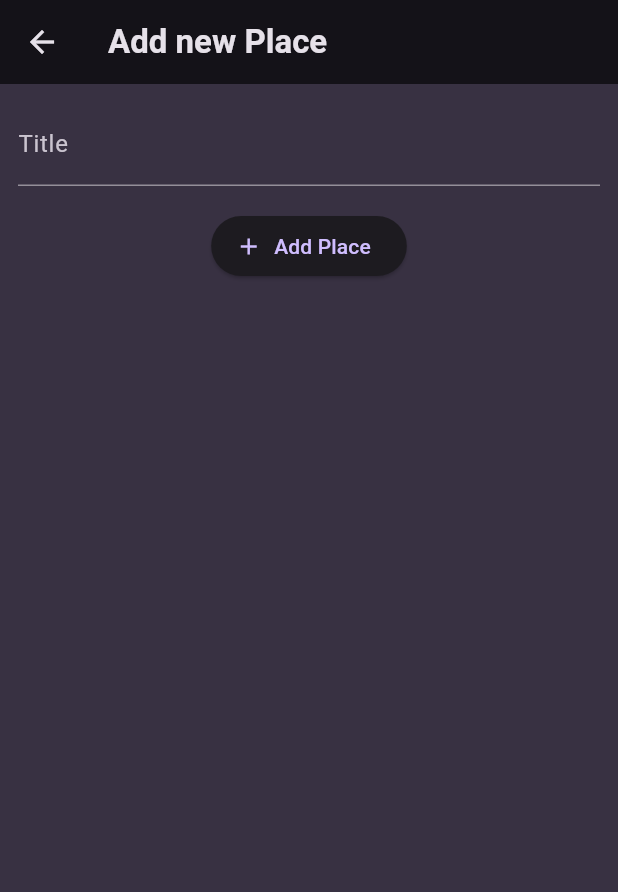
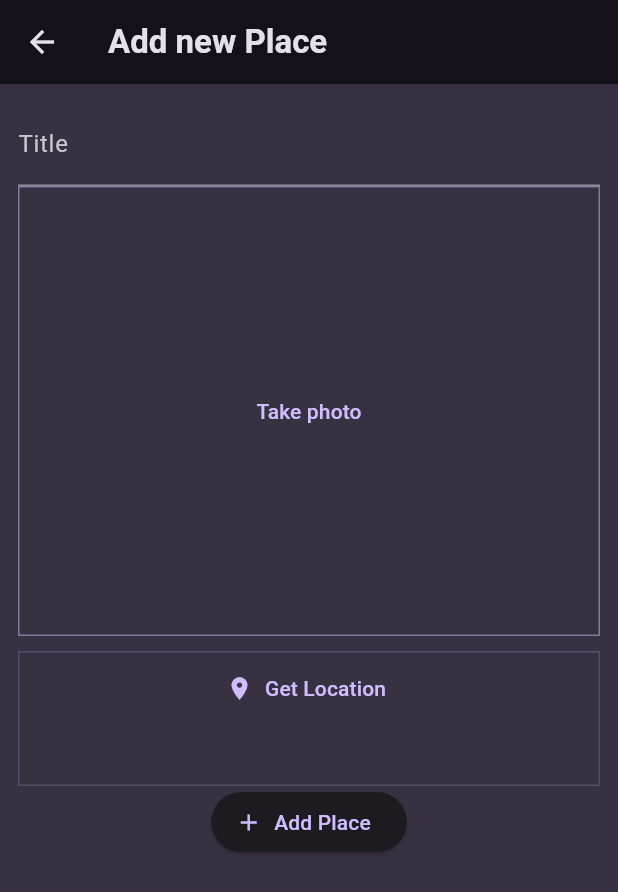
Before and after one commit to Usukhbayar04/Mobile_labs, a Flutter app: the screen it shows after launch, after a tap on the "add" icon, on a phone screen of 412 x 824 dp. Shown: the top 892 px of the screen. Run offline on Flutter 3.47's test engine with Material 3 defaults, Android fonts, the light colour scheme and no system bars; our stand-ins replace flutter_easyloading, google_fonts, image_picker, location, sqflite; accounts and stored records are empty.

Commit message:
lab13_1 take phote desc

```diff
--- a/lib/global_keys.dart
+++ b/lib/global_keys.dart
@@ -1,5 +1,5 @@
 import 'package:flutter/material.dart';
 
-class GlobalKeys{
+class GlobalKeys {
   static final navigatorKey = GlobalKey<NavigatorState>();
 }
--- a/lib/main.dart
+++ b/lib/main.dart
@@ -32,19 +32,18 @@ final theme = ThemeData().copyWith(
 void main() {
   runApp(
     ChangeNotifierProvider(
-      create: (context) => Provider_Place(),
-      child: MyApp()),
+        create: (context) => Provider_Place(), child: const MyApp()),
   );
 }
 
-class Global_provider {
-}
+class Global_provider {}
 
 class MyApp extends StatelessWidget {
   const MyApp({super.key});
 
   @override
   Widget build(BuildContext context) {
+    Provider.of<Provider_Place>(context, listen: false).loadPlaces();
     return MaterialApp(
       title: 'Great Places',
       navigatorKey: GlobalKeys.navigatorKey,
--- a/lib/models/place.dart
+++ b/lib/models/place.dart
@@ -1,8 +1,26 @@
+import 'dart:io';
 import 'package:uuid/uuid.dart';
+
 const puid = Uuid();
+
+class PlaceLocation {
+  PlaceLocation({
+    required this.latitude,
+    required this.longitude,
+  });
+  final double latitude;
+  final double longitude;
+}
+
 class Place {
-
-  Place({required this.title}):id=puid.v4();
+  Place({
+    required this.title,
+    required this.image,
+    required this.location,
+    id,
+  }) : id = id ?? puid.v4();
   final String id;
   final String title;
+  File image;
+  final PlaceLocation location;
 }
--- a/lib/providers/user_places.dart
+++ b/lib/providers/user_places.dart
@@ -1,17 +1,97 @@
+import 'dart:io';
+import 'package:sqflite/sqflite.dart';
 import '../models/place.dart';
 import 'package:flutter/material.dart';
+import 'package:path_provider/path_provider.dart' as syspath;
+import 'package:path/path.dart' as path;
 
-class Provider_Place extends ChangeNotifier{
-// ignore: non_constant_identifier_names
-final List<Place> userPlaces=[];
+class Provider_Place extends ChangeNotifier {
+  List<Place> userPlaces = [];
 
-  addPlace(Place a){
+  Future<Database> _getDataBase() async {
+    final database = await openDatabase(
+      path.join(await getDatabasesPath(), 'use_places.db'),
+      onCreate: (db, version) {
+        return db.execute(
+          'CREATE TABLE places(id INTEGER PRIMARY KEY, title TEXT, image TEXT, lat REAL, lon REAL)',
+        );
+      },
+      version: 1,
+    );
+    return database;
+  }
+
+  void loadPlaces() async {
+    final db = await _getDataBase();
+    final data = await db.query('places');
+    final places = data
+            .map((row) => Place(
+                  id: row['id'] as String,
+                  title: row['title'] as String,
+                  image: File(row['image'] as String),
+                  location: PlaceLocation(
+                    latitude: row['lat'] as double,
+                    longitude: row['lon'] as double,
+                  ),
+                ))
+            .toList(),
+        serPlaces = places;
+    notifyListeners();
+  }
+
+  Future<void> addPlace(Place a) async {
     userPlaces.add(a);
     debugPrint('list size: ${userPlaces.length}');
+    final appDir = await syspath.getApplicationDocumentsDirectory();
+    final fileName = path.basename(a.image.path);
+    print('PATH: $appDir/$fileName');
+    final copiedImage = await a.image.copy('${appDir.path}/$fileName');
+
+    final database = await openDatabase(
+      path.join(await getDatabasesPath(), 'use_places.db'),
+      onCreate: (db, version) {
+        return db.execute(
+          'CREATE TABLE places(id INTEGER PRIMARY KEY, title TEXT, image TEXT, lat REAL, lon REAL)',
+        );
+      },
+      version: 1,
+    );
+
+    database.insert(
+      'places',
+      {
+        'id': a.id,
+        'title': a.title,
+        'image': '${appDir.path}/$fileName',
+        'lat': a.location.latitude,
+        'lon': a.location.longitude,
+      },
+    );
+    loadPlaces();
     notifyListeners();
   }
-  Provider_Place(){
-  notifyListeners();
+
+  Future<void> deletePlace(String id) async {
+    final database = await _getDataBase();
+    final result = await database.query(
+      'places',
+      columns: ['image'],
+      where: 'id = ?',
+      whereArgs: [id],
+    );
+    if (result.isNotEmpty) {
+      final imagePath = result.first['image'] as String;
+      final imageFile = File(imagePath);
+      if (await imageFile.exists()) {
+        await imageFile.delete();
+      }
+    }
+    await database.delete(
+      'places',
+      where: 'id = ?',
+      whereArgs: [id],
+    );
+    userPlaces.removeWhere((place) => place.id == id);
+    notifyListeners();
   }
-
 }
--- a/lib/screens/add_place.dart
+++ b/lib/screens/add_place.dart
@@ -1,4 +1,8 @@
+import 'dart:io';
+
 import 'package:file_access/models/place.dart';
+import 'package:file_access/widgets/image_input.dart';
+import 'package:file_access/widgets/location_input.dart';
 import 'package:flutter/material.dart';
 import 'package:provider/provider.dart';
 import '../providers/user_places.dart';
@@ -12,14 +16,16 @@ class AddPlaceScreen extends StatefulWidget {
 
 class _nameState extends State<AddPlaceScreen> {
   final _titleController = TextEditingController();
+  File? image;
+  PlaceLocation? location;
   void _savePlace() {
     final enteredTitle = _titleController.text;
 
     if (enteredTitle.isEmpty) {
       return;
     }
-
-    Provider.of<Provider_Place>(context, listen: false).addPlace(Place( title: enteredTitle));
+    Provider.of<Provider_Place>(context, listen: false).addPlace(
+        Place(title: enteredTitle, image: image!, location: location!));
     Navigator.of(context).pop();
   }
 
@@ -42,7 +48,17 @@ class _nameState extends State<AddPlaceScreen> {
                     color: Theme.of(context).colorScheme.onBackground,
                   ),
                 ),
-            const SizedBox(height: 16),
+                ImageInput(
+                  OnTakeImg: (imagex) {
+                    image = imagex;
+                  },
+                ),
+                const SizedBox(height: 10),
+                LocatioInput(
+                  OnPlaceLoc: (locationx) {
+                    location = locationx;
+                  },
+                ),
                 ElevatedButton.icon(
                   onPressed: _savePlace,
                   icon: const Icon(Icons.add),
@@ -52,7 +68,7 @@ class _nameState extends State<AddPlaceScreen> {
             ),
           ),
         );
-  }
+      },
     );
   }
 }
--- a/lib/screens/places.dart
+++ b/lib/screens/places.dart
@@ -31,7 +31,7 @@ class PlacesScreen extends StatelessWidget {
             places: provider.userPlaces,
           ),
         );
-              }
+      },
     );
   }
 }
--- /dev/null
+++ b/lib/widgets/image_input.dart
@@ -0,0 +1,51 @@
+import 'dart:io';
+import 'package:flutter/material.dart';
+import 'package:image_picker/image_picker.dart';
+
+class ImageInput extends StatefulWidget {
+  const ImageInput({super.key, required this.OnTakeImg});
+  final void Function(File image) OnTakeImg;
+
+  @override
+  State<ImageInput> createState() => _ImageInputState();
+}
+
+class _ImageInputState extends State<ImageInput> {
+  File? takenImage;
+  void _takePhoto() async {
+    final picker = ImagePicker();
+    final pickedImage =
+        await picker.pickImage(source: ImageSource.camera, maxWidth: 500);
+    if (pickedImage == null) {
+      debugPrint('take photo error');
+      return;
+    }
+    takenImage = File(pickedImage.path);
+
+    setState(() {});
+    widget.OnTakeImg(takenImage!);
+  }
+
+  @override
+  Widget build(BuildContext context) {
+    Widget content =
+        TextButton(onPressed: _takePhoto, child: const Text('Take photo'));
+    if (takenImage != null) {
+      content = Image.file(
+        takenImage!,
+        fit: BoxFit.cover,
+        width: double.infinity,
+      );
+    }
+    return Container(
+      decoration: BoxDecoration(
+          border: Border.all(
+              width: 1,
+              color: Theme.of(context).colorScheme.primary.withOpacity(0.5))),
+      height: 300,
+      width: double.infinity,
+      alignment: Alignment.center,
+      child: content,
+    );
+  }
+}
--- /dev/null
+++ b/lib/widgets/location_input.dart
@@ -0,0 +1,76 @@
+import 'package:file_access/models/place.dart';
+import 'package:flutter/material.dart';
+import 'package:location/location.dart';
+
+class LocatioInput extends StatefulWidget {
+  const LocatioInput({super.key, required this.OnPlaceLoc});
+  final void Function(PlaceLocation location) OnPlaceLoc;
+  @override
+  State<LocatioInput> createState() => _LocatioInputState();
+}
+
+class _LocatioInputState extends State<LocatioInput> {
+  String data = "";
+  PlaceLocation? locationP;
+  void _getLocation() async {
+    Location location = Location();
+
+    bool serviceEnabled;
+    PermissionStatus permissionGranted;
+    LocationData locationData;
+
+    serviceEnabled = await location.serviceEnabled();
+    if (!serviceEnabled) {
+      serviceEnabled = await location.requestService();
+      if (!serviceEnabled) {
+        return;
+      }
+    }
+    permissionGranted = await location.hasPermission();
+    if (permissionGranted == PermissionStatus.denied) {
+      permissionGranted = await location.requestPermission();
+      if (permissionGranted != PermissionStatus.granted) {
+        return;
+      }
+    }
+    locationData = await location.getLocation();
+    debugPrint('Lat: ${locationData.latitude}, Lon: ${locationData.longitude}');
+    setState(() {
+      locationP = PlaceLocation(
+          latitude: locationData.latitude!, longitude: locationData.longitude!);
+      data = 'Lat: ${locationData.latitude}, Lon: ${locationData.longitude}';
+    });
+    widget.OnPlaceLoc(locationP!);
+  }
+
+  @override
+  Widget build(BuildContext context) {
+    return Container(
+      height: 90,
+      width: double.infinity,
+      alignment: Alignment.center,
+      decoration: BoxDecoration(
+        border: Border.all(
+          width: 1,
+          color: Theme.of(context).colorScheme.primary.withOpacity(0.2),
+        ),
+      ),
+      child: Column(
+        children: [
+          TextButton.icon(
+              onPressed: _getLocation,
+              icon: const Icon(Icons.location_on),
+              label: const Text('Get Location')),
+          Text(
+            data,
+            style: TextStyle(
+              fontSize: 20,
+              fontWeight: FontWeight.bold,
+              color: Theme.of(context).colorScheme.primary,
+            ),
+          )
+        ],
+      ),
+    );
+  }
+}
```
Also changed, not shown: analysis_options.yaml (+8 -1 lines), lib/screens/place_detail.dart (+72 -9 lines), lib/widgets/places_list.dart (+16 -2 lines), pubspec.yaml (+8 -6 lines), pubspec.lock, 8 other files. Lines whose indentation alone changed are shown as unchanged.
